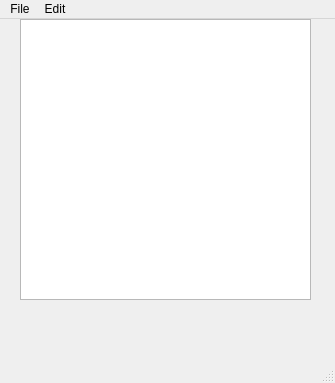
First picture: the form in texteditor.ui, repository pvrtykv/TextEditor, before the edit.
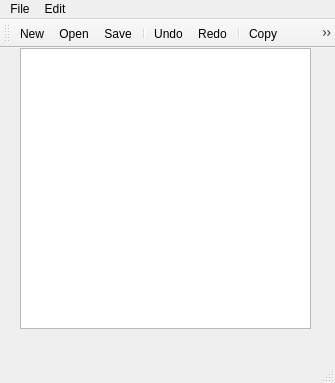
Second picture: the form after the edit. Icons and pictures are not drawn.

Patch:
```diff
--- a/texteditor.ui
+++ b/texteditor.ui
@@ -56,6 +56,27 @@
    <addaction name="menuFile"/>
    <addaction name="menuEdit"/>
   </widget>
+  <widget class="QToolBar" name="toolBar">
+   <property name="windowTitle">
+    <string>toolBar</string>
+   </property>
+   <attribute name="toolBarArea">
+    <enum>TopToolBarArea</enum>
+   </attribute>
+   <attribute name="toolBarBreak">
+    <bool>false</bool>
+   </attribute>
+   <addaction name="actionNew"/>
+   <addaction name="actionOpen"/>
+   <addaction name="actionSave"/>
+   <addaction name="separator"/>
+   <addaction name="actionUndo"/>
+   <addaction name="actionRedo"/>
+   <addaction name="separator"/>
+   <addaction name="actionCopy"/>
+   <addaction name="actionCut"/>
+   <addaction name="actionPaste"/>
+  </widget>
   <action name="actionSave">
    <property name="icon">
     <iconset resource="resources.qrc">
@@ -113,6 +134,24 @@
     <string>Redo</string>
    </property>
   </action>
+  <action name="actionCopy">
+   <property name="icon">
+    <iconset resource="resources.qrc">
+     <normaloff>:/icons/copy</normaloff>:/icons/copy</iconset>
+   </property>
+   <property name="text">
+    <string>Copy</string>
+   </property>
+  </action>
+  <action name="actionCut">
+   <property name="icon">
+    <iconset resource="resources.qrc">
+     <normaloff>:/icons/cut</normaloff>:/icons/cut</iconset>
+   </property>
+   <property name="text">
+    <string>Cut</string>
+   </property>
+  </action>
  </widget>
  <resources>
   <include location="resources.qrc"/>
```
Left out of the diff: 43 changed lines with no effect on the pictures.
